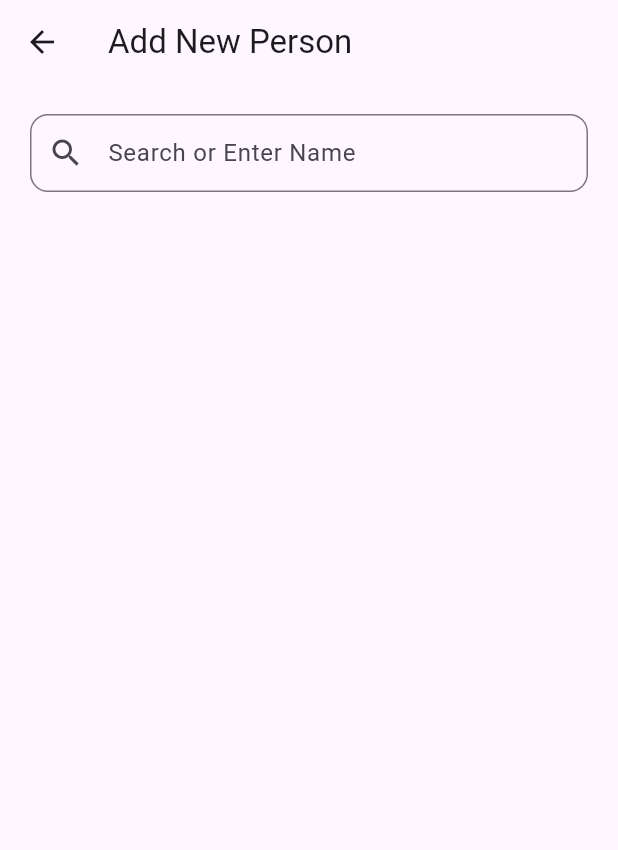
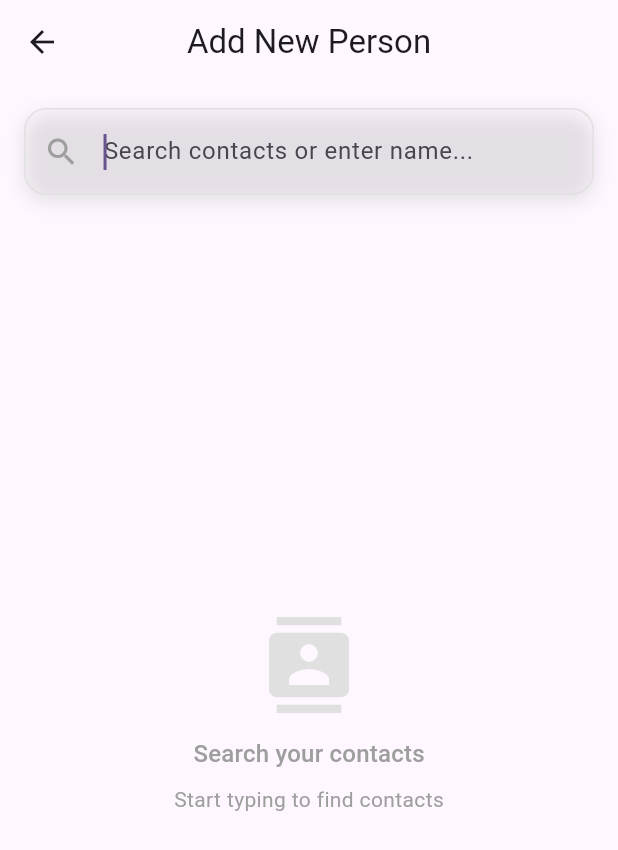
Before and after one commit to armanmaurya/balancr, a Flutter app: the SearchPersonPage screen opened directly, on a phone screen of 412 x 824 dp. Shown: the top 850 px of the screen. Run offline on Flutter 3.47's test engine with Material 3 defaults, Android fonts, the phone set to English and light mode, and no system bars; our stand-ins replace flutter_contacts, flutter_svg, hive, hive_flutter, permission_handler, shared_preferences; accounts and stored records are empty.

Commit message:
Improved UI for Contact Screen

```diff
--- a/lib/screens/search_person.dart
+++ b/lib/screens/search_person.dart
@@ -15,10 +15,17 @@ class _SearchPersonPageState extends State<SearchPersonPage> {
   final TextEditingController nameController = TextEditingController();
   List<Contact> filteredContacts = [];
   bool isLoading = false;
+  bool hasPermission = true;
   Timer? _debounce;
+  final FocusNode _searchFocusNode = FocusNode();
+
+  @override
+  void initState() {
+    super.initState();
+    _searchFocusNode.requestFocus();
+  }
 
   void _searchContacts(String value) async {
-    // Debounce logic: wait for user to stop typing before searching
     _debounce?.cancel();
     if (value.isEmpty) {
       setState(() {
@@ -27,25 +34,26 @@ class _SearchPersonPageState extends State<SearchPersonPage> {
       });
       return;
     }
+
     setState(() {
       isLoading = true;
     });
+
     _debounce = Timer(const Duration(milliseconds: 400), () async {
       if (await FlutterContacts.requestPermission()) {
         final contacts = await FlutterContacts.getContacts(withProperties: true);
         setState(() {
           filteredContacts = contacts
-              .where((c) =>
-                  (c.displayName)
-                      .toLowerCase()
-                      .contains(value.toLowerCase()))
+              .where((c) => c.displayName.toLowerCase().contains(value.toLowerCase()))
               .toList();
           isLoading = false;
+          hasPermission = true;
         });
       } else {
         setState(() {
           filteredContacts = [];
           isLoading = false;
+          hasPermission = false;
         });
       }
     });
@@ -55,67 +63,242 @@ class _SearchPersonPageState extends State<SearchPersonPage> {
   void dispose() {
     _debounce?.cancel();
     nameController.dispose();
+    _searchFocusNode.dispose();
     super.dispose();
+  }
+
+  Widget _buildContactList() {
+    if (isLoading) {
+      return const Center(
+        child: CircularProgressIndicator(
+          strokeWidth: 2.0,
+          valueColor: AlwaysStoppedAnimation<Color>(Colors.blue),
+        ),
+      );
+    }
+
+    if (!hasPermission) {
+      return Column(
+        mainAxisAlignment: MainAxisAlignment.center,
+        children: [
+          const Icon(Icons.error_outline, size: 48, color: Colors.red),
+          const SizedBox(height: 16),
+          Text(
+            'Contacts permission denied',
+            style: Theme.of(context).textTheme.titleMedium,
+            textAlign: TextAlign.center,
+          ),
+          const SizedBox(height: 8),
+          Text(
+            'Please enable contacts permission in settings to search your contacts',
+            style: Theme.of(context).textTheme.bodyMedium,
+            textAlign: TextAlign.center,
+          ),
+        ],
+      );
+    }
+
+    if (filteredContacts.isEmpty && nameController.text.isNotEmpty) {
+      return Column(
+        mainAxisAlignment: MainAxisAlignment.center,
+        children: [
+          Icon(Icons.search_off, size: 48, color: Colors.grey[400]),
+          const SizedBox(height: 16),
+          Text(
+            'No contacts found',
+            style: Theme.of(context).textTheme.titleMedium?.copyWith(
+                  color: Colors.grey[600],
+                ),
+          ),
+          const SizedBox(height: 8),
+          Text(
+            'Try a different name or add a new contact',
+            style: Theme.of(context).textTheme.bodyMedium?.copyWith(
+                  color: Colors.grey[500],
+                ),
+          ),
+        ],
+      );
+    }
+
+    return ListView.builder(
+      physics: const BouncingScrollPhysics(),
+      itemCount: filteredContacts.length,
+      itemBuilder: (ctx, i) {
+      final contact = filteredContacts[i];
+      final displayName = contact.displayName;
+      if (displayName.isEmpty) return const SizedBox.shrink();
+
+      return Card(
+        shape: RoundedRectangleBorder(
+        borderRadius: BorderRadius.circular(12),
+        ),
+        elevation: 2,
+        child: InkWell(
+        borderRadius: BorderRadius.circular(12),
+        onTap: () {
+          Navigator.of(context).push(
+          CupertinoPageRoute(
+            builder: (context) => AddPersonPage(
+            initialName: displayName,
+            phone: contact.phones.isNotEmpty
+              ? contact.phones.first.number
+              : null,
+            ),
+          ),
+          );
+        },
+        child: Padding(
+          padding: const EdgeInsets.all(12.0),
+          child: Row(
+          children: [
+            Container(
+            width: 40,
+            height: 40,
+            decoration: BoxDecoration(
+              color: Colors.blue[50],
+              shape: BoxShape.circle,
+            ),
+            child: Icon(
+              Icons.person,
+              color: Colors.blue[700],
+              size: 20,
+            ),
+            ),
+            const SizedBox(width: 16),
+            Expanded(
+            child: Column(
+              crossAxisAlignment: CrossAxisAlignment.start,
+              children: [
+              Text(
+                displayName,
+                style: Theme.of(context).textTheme.bodyLarge?.copyWith(
+                  fontWeight: FontWeight.w500,
+                  ),
+                maxLines: 1,
+                overflow: TextOverflow.ellipsis,
+              ),
+              if (contact.phones.isNotEmpty)
+                Padding(
+                padding: const EdgeInsets.only(top: 4.0),
+                child: Text(
+                  contact.phones.first.number,
+                  style: Theme.of(context).textTheme.bodySmall?.copyWith(
+                    color: Colors.grey[600],
+                    ),
+                ),
+                ),
+              ],
+            ),
+            ),
+            Icon(
+            Icons.chevron_right,
+            color: Colors.grey[400],
+            ),
+          ],
+          ),
+        ),
+        ),
+      );
+      },
+    );
   }
 
   @override
   Widget build(BuildContext context) {
     return Scaffold(
-      appBar: AppBar(title: const Text('Add New Person')),
+      appBar: AppBar(
+        title: const Text('Add New Person'),
+        elevation: 0,
+        centerTitle: true,
+      ),
       body: Padding(
-        padding: const EdgeInsets.all(20),
+        padding: const EdgeInsets.all(16.0),
         child: Column(
-          mainAxisSize: MainAxisSize.min,
           crossAxisAlignment: CrossAxisAlignment.start,
           children: [
-            TextField(
-              controller: nameController,
-              decoration: InputDecoration(
-                hintText: 'Search or Enter Name',
-                prefixIcon: const Icon(Icons.search),
-                border: OutlineInputBorder(
-                  borderRadius: BorderRadius.circular(12),
+            // Search field with animation
+            AnimatedContainer(
+              duration: const Duration(milliseconds: 300),
+              decoration: BoxDecoration(
+                // color: Colors.,
+                border: Border.all(
+                  color: Colors.grey[300]!,
+                  width: 1,
                 ),
-                contentPadding: const EdgeInsets.symmetric(
-                  vertical: 14,
-                  horizontal: 16,
+                borderRadius: BorderRadius.circular(15),
+                boxShadow: [
+                  BoxShadow(
+                    color: Colors.black.withOpacity(0.1),
+                    blurRadius: 10,
+                    offset: const Offset(0, 4),
+                  ),
+                ],
+              ),
+              child: TextField(
+                controller: nameController,
+                focusNode: _searchFocusNode,
+                decoration: InputDecoration(
+                  hintText: 'Search contacts or enter name...',
+                  prefixIcon: const Icon(Icons.search, color: Colors.grey),
+                  border: InputBorder.none,
+                  contentPadding: const EdgeInsets.symmetric(
+                    vertical: 16,
+                    horizontal: 20,
+                  ),
+                  suffixIcon: nameController.text.isNotEmpty
+                      ? IconButton(
+                          icon: const Icon(Icons.clear, color: Colors.grey),
+                          onPressed: () {
+                            nameController.clear();
+                            _searchContacts('');
+                          },
+                        )
+                      : null,
                 ),
+                textCapitalization: TextCapitalization.words,
+                onChanged: _searchContacts,
               ),
-              textCapitalization: TextCapitalization.words,
-              onChanged: _searchContacts,
             ),
             const SizedBox(height: 16),
-            if (isLoading)
-              SizedBox(
-                height: 180,
+            // Info text when empty
+            if (nameController.text.isEmpty)
+              Expanded(
                 child: Center(
-                  child: CircularProgressIndicator(),
+                  child: Column(
+                    mainAxisAlignment: MainAxisAlignment.center,
+                    children: [
+                      Icon(
+                        Icons.contacts,
+                        size: 64,
+                        color: Colors.grey[300],
+                      ),
+                      const SizedBox(height: 16),
+                      Text(
+                        'Search your contacts',
+                        style: Theme.of(context)
+                            .textTheme
+                            .titleMedium
+                            ?.copyWith(color: Colors.grey),
+                      ),
+                      const SizedBox(height: 8),
+                      Text(
+                        'Start typing to find contacts',
+                        style: Theme.of(context)
+                            .textTheme
+                            .bodyMedium
+                            ?.copyWith(color: Colors.grey),
+                      ),
+                    ],
+                  ),
                 ),
               )
-            else if (filteredContacts.isNotEmpty)
-              SizedBox(
-                height: 180,
-                child: Scrollbar(
-                  child: ListView.builder(
-                    itemCount: filteredContacts.length,
-                    itemBuilder: (ctx, i) {
-                      final contact = filteredContacts[i];
-                      final displayName = contact.displayName;
-                      if (displayName.isEmpty) return const SizedBox.shrink();
-                      return ListTile(
-                        dense: true,
-                        leading: const Icon(Icons.account_circle, color: Colors.grey),
-                        title: Text(displayName, maxLines: 1, overflow: TextOverflow.ellipsis),
-                        onTap: () {
-                          Navigator.of(context).push(
-                            CupertinoPageRoute(
-                              builder: (context) => AddPersonPage(initialName: displayName, phone: contact.phones.isNotEmpty ? contact.phones.first.number : null),
-                            ),
-                          );
-                        },
-                      );
-                    },
-                  ),
+            else
+              // Results section
+              Expanded(
+                child: AnimatedSwitcher(
+                  duration: const Duration(milliseconds: 300),
+                  child: _buildContactList(),
                 ),
               ),
           ],
```
